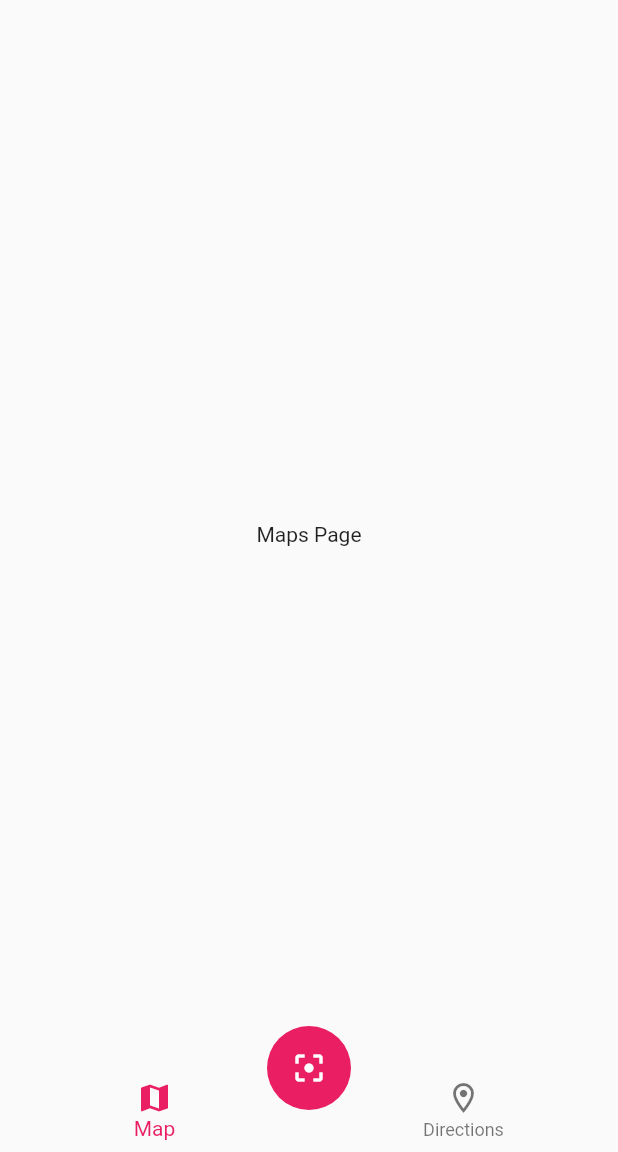
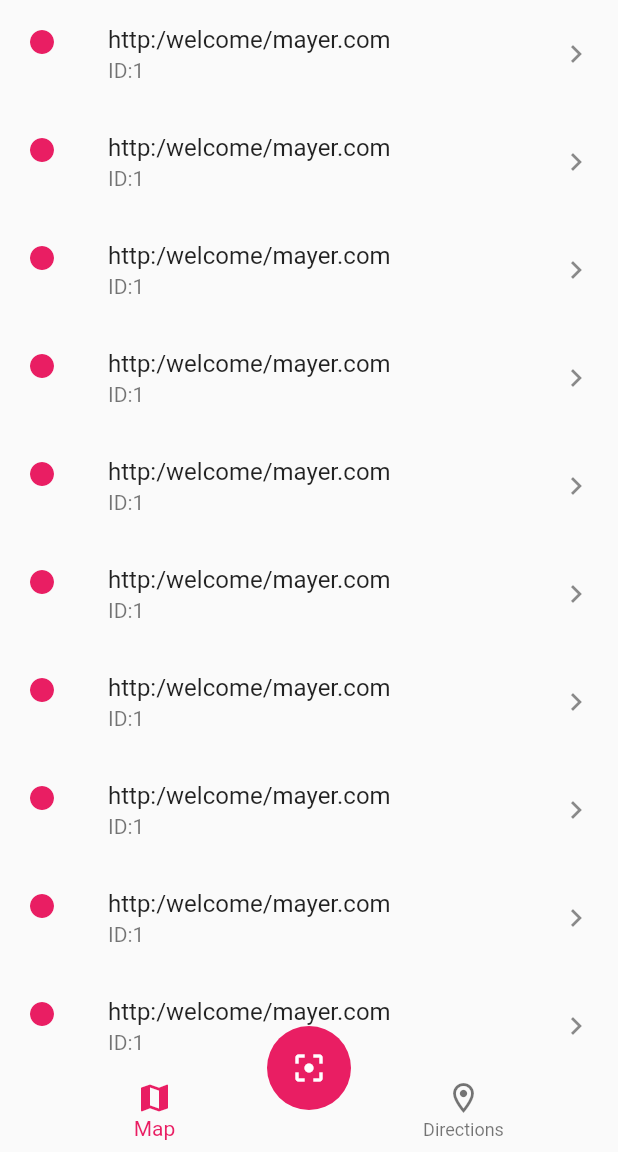
Before and after one commit to bastndev/ShopyScan, a Flutter app: the screen it shows after launch, on a phone screen of 412 x 824 dp, the part 84-1236 px from its top. Run offline on Flutter 3.47's test engine with Material 2 defaults, Android fonts, the phone set to English and light mode, and no system bars; our stand-ins replace sqflite; accounts and stored records are empty.

Commit message:
:arrow_up: Qr scan model `v4.11.0`

```diff
--- a/lib/main.dart
+++ b/lib/main.dart
@@ -2,6 +2,7 @@ import 'package:flutter/material.dart';
 
 import 'package:flutter_qr/pages/home_page.dart';
 import 'package:flutter_qr/pages/map_page.dart';
+import 'package:flutter_qr/providers/scan_list_provider.dart';
 import 'package:flutter_qr/providers/ui_provider.dart';
 import 'package:provider/provider.dart';
 
@@ -16,6 +17,7 @@ class MyApp extends StatelessWidget {
     return MultiProvider(
       providers: [
         ChangeNotifierProvider(create: (_) =>  UiProvider()),
+        ChangeNotifierProvider(create: (_) =>  ScanListProvider()),
       ],
       child: MaterialApp(
         debugShowCheckedModeBanner: false,
--- a/lib/pages/maps_page.dart
+++ b/lib/pages/maps_page.dart
@@ -5,8 +5,15 @@ class MapsPage extends StatelessWidget {
 
   @override
   Widget build(BuildContext context) {
-    return const Center(
-      child: Text('Maps Page'),
+    return ListView.builder(
+      itemCount: 11,
+      itemBuilder: (_, i) => const ListTile(
+        leading: Icon(Icons.fiber_manual_record_rounded, color: Colors.pink),
+        title: Text('http:/welcome/mayer.com'),
+        subtitle: Text('ID:1'),
+        trailing: Icon(Icons.keyboard_arrow_right),
+        // onTap: () => print('algo que'),
+      )
     );
   }
 }
```
Also changed, not shown: lib/providers/scan_list_provider.dart (added, +42 -0 lines).
